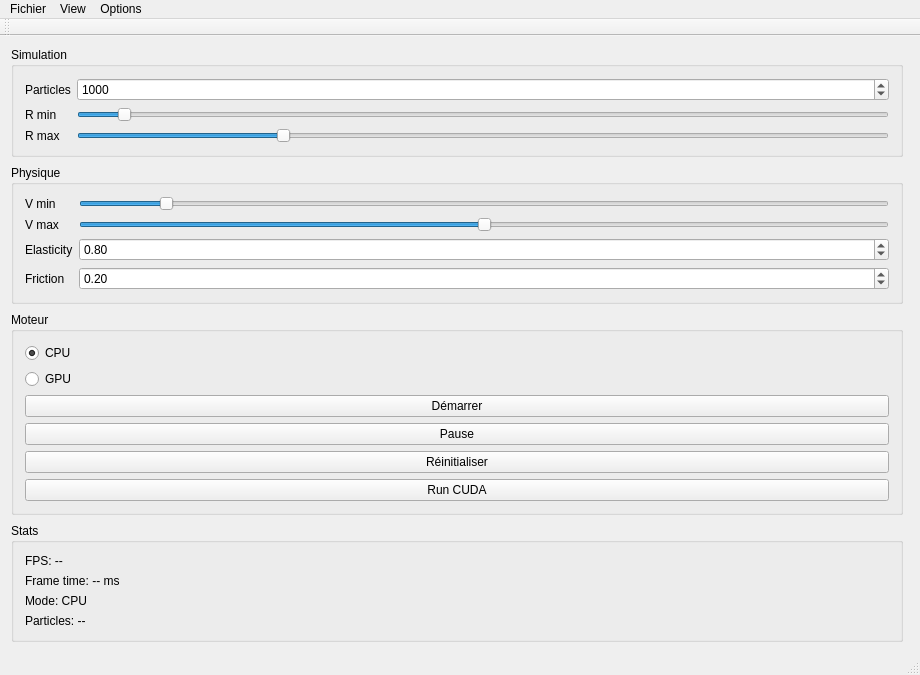
Above: PartiQleStudio/ui/MainWindow.ui from arcreane/gpu-cuda-in518_abdillah_aguessy_mathieu before the change. Below: the same form after it.
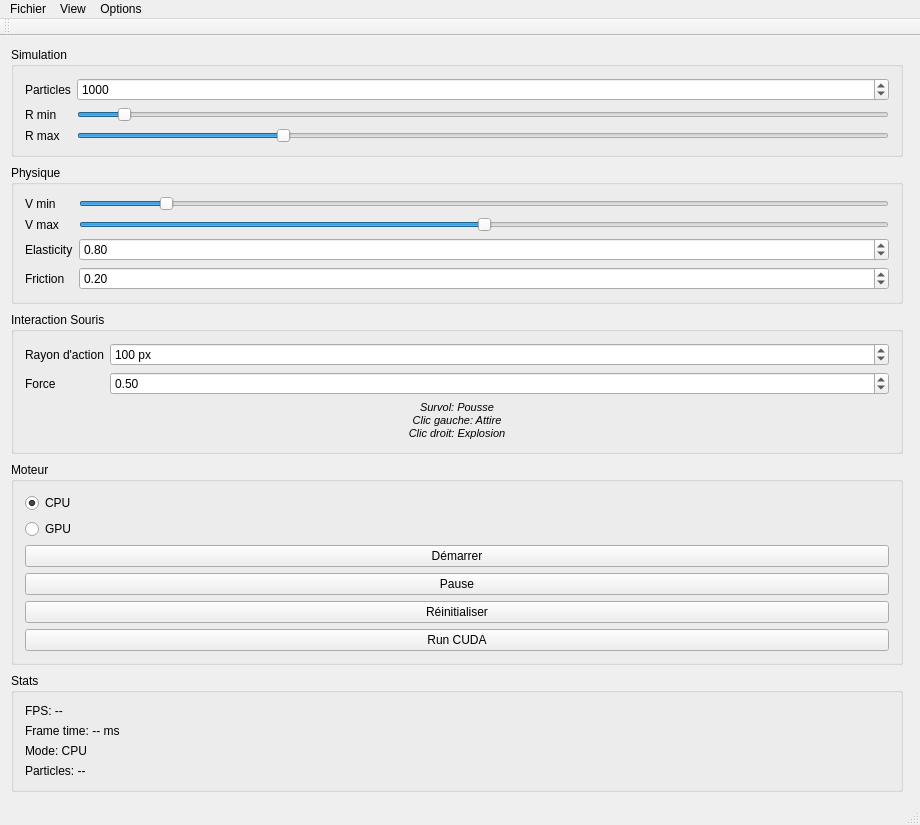
That is the form after the change.

Commit message: feat : interaction souris avec 3 modes possibles

```diff
--- a/PartiQleStudio/ui/MainWindow.ui
+++ b/PartiQleStudio/ui/MainWindow.ui
@@ -196,6 +196,74 @@
         </layout>
        </widget>
       </item>
+	  <item>
+       <widget class="QGroupBox" name="groupMouseInteraction">
+        <property name="title">
+         <string>Interaction Souris</string>
+        </property>
+        <layout class="QFormLayout" name="formLayoutMouse">
+         <item row="0" column="0">
+          <widget class="QLabel" name="labelMouseRadius">
+           <property name="text">
+            <string>Rayon d'action</string>
+           </property>
+          </widget>
+         </item>
+         <item row="0" column="1">
+          <widget class="QSpinBox" name="spinMouseRadius">
+           <property name="minimum">
+            <number>10</number>
+           </property>
+           <property name="maximum">
+            <number>500</number>
+           </property>
+           <property name="singleStep">
+            <number>10</number>
+           </property>
+           <property name="value">
+            <number>100</number>
+           </property>
+           <property name="suffix">
+            <string> px</string>
+           </property>
+          </widget>
+         </item>
+         <item row="1" column="0">
+          <widget class="QLabel" name="labelMouseForce">
+           <property name="text">
+            <string>Force</string>
+           </property>
+          </widget>
+         </item>
+         <item row="1" column="1">
+          <widget class="QDoubleSpinBox" name="spinMouseForce">
+           <property name="minimum">
+            <double>0.100000000000000</double>
+           </property>
+           <property name="maximum">
+            <double>5.000000000000000</double>
+           </property>
+           <property name="singleStep">
+            <double>0.100000000000000</double>
+           </property>
+           <property name="value">
+            <double>0.500000000000000</double>
+           </property>
+          </widget>
+         </item>
+         <item row="2" column="0" colspan="2">
+          <widget class="QLabel" name="labelMouseHelp">
+           <property name="text">
+            <string>&lt;html&gt;&lt;head/&gt;&lt;body&gt;&lt;p&gt;&lt;span style=&quot; font-size:8pt; font-style:italic;&quot;&gt;Survol: Pousse&lt;br/&gt;Clic gauche: Attire&lt;br/&gt;Clic droit: Explosion&lt;/span&gt;&lt;/p&gt;&lt;/body&gt;&lt;/html&gt;</string>
+           </property>
+           <property name="alignment">
+            <set>Qt::AlignCenter</set>
+           </property>
+          </widget>
+         </item>
+        </layout>
+       </widget>
+      </item>
       <item>
        <widget class="QGroupBox" name="groupEngine">
         <property name="title">
```
The commit also changes 4 other files.
